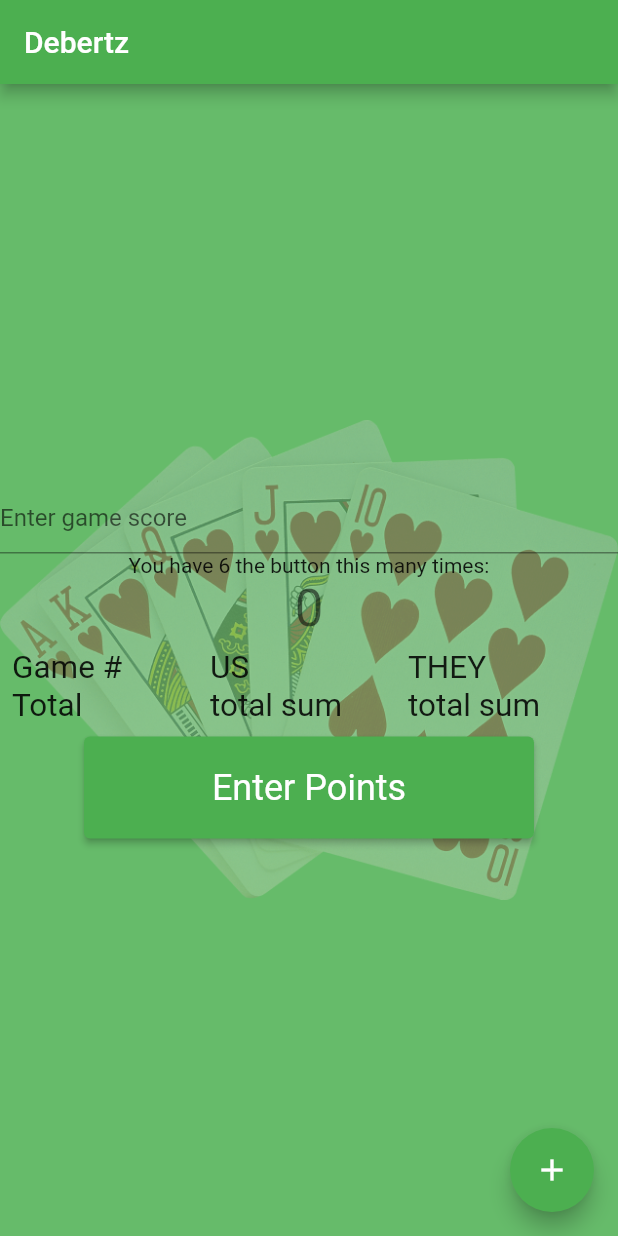
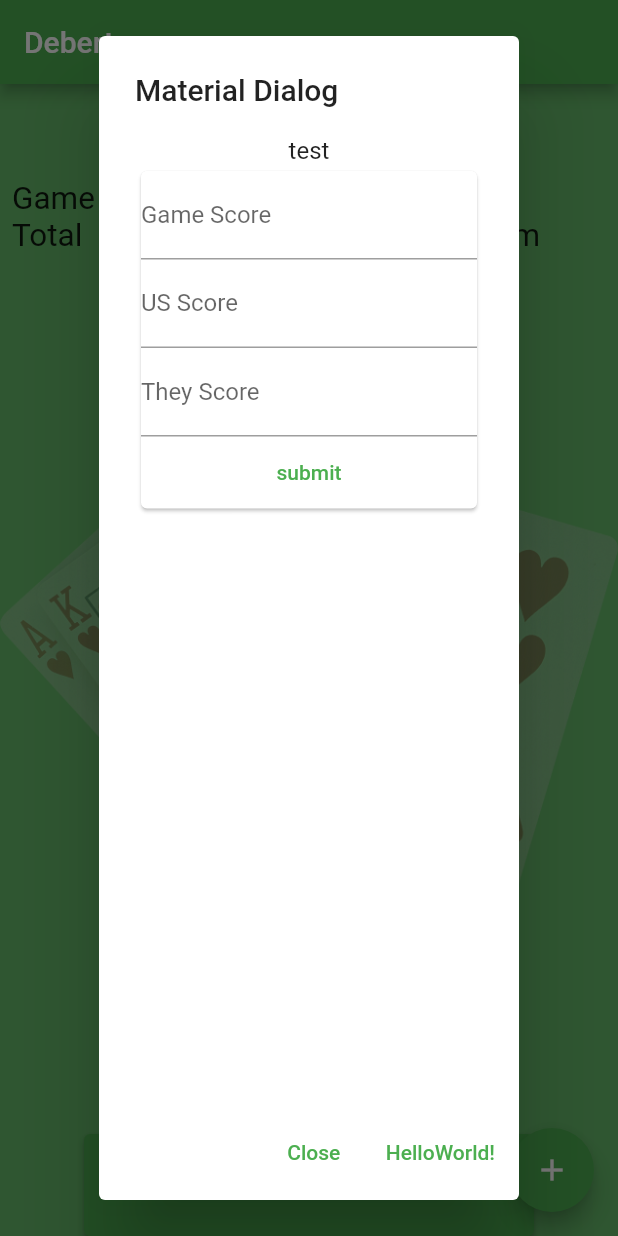
Before and after one commit to R1sus/debertz-app, a Flutter app: the screen it shows after launch, after a tap on "Enter Points", on a phone screen of 412 x 824 dp. Run offline on Flutter 3.47's test engine with Material 2 defaults, Android fonts, the phone set to English and light mode, and no system bars.

Commit message:
Add user inputs

```diff
--- a/lib/main.dart
+++ b/lib/main.dart
@@ -1,13 +1,5 @@
 import 'package:flutter/material.dart';
-
-
-// Games = Game[]
-// CurrentGame = Game;
-// type Game = {
-//    gameType: number;
-//    usScore: number;
-//    theyScore: number;
-// }
+import 'dart:async';
 
 void main() {
   runApp(const MyApp());
@@ -60,6 +52,126 @@ class MyApp extends StatelessWidget {
   }
 }
 
+class Game {
+  int gameType;
+  int usScore;
+  int theyScore;
+
+  Game({this.gameType = 162, this.usScore = 0, this.theyScore = 0});
+}
+
+class UserInput extends StatefulWidget {
+  const UserInput({Key? key}) : super(key: key);
+
+  @override
+  _UserInputState createState() => _UserInputState();
+}
+
+
+class _UserInputState extends State<UserInput> {
+  late int gameTypeInput;
+  late int usScoreInput;
+  late int theyScoreInput;
+
+  @override
+  Widget build(BuildContext context) {
+    return SingleChildScrollView(
+      child: Card(
+        child: Column(
+          children: <Widget>[
+            TextField(
+              decoration: const InputDecoration(
+                labelText: 'Game Score',
+              ),
+              onChanged: (val) {
+                gameTypeInput = int.parse(val);
+              },
+            ),
+            TextField(
+              decoration: const InputDecoration(
+                labelText: 'US Score',
+              ),
+              onChanged: (val) {
+                usScoreInput = int.parse(val);
+                theyScoreInput = gameTypeInput - int.parse(val); //TODO: should be shown for user
+              },
+            ),
+            TextField(
+              decoration: const InputDecoration(
+                labelText: 'They Score',
+              ),
+              onChanged: (val) {
+                theyScoreInput = int.parse(val);
+              },
+            ),
+            TextButton(
+              child: const Text('submit'),
+              onPressed: () {
+                //TODO: call _dismissDialog() or lift this btn up
+                events.add(Game(
+                    gameType: gameTypeInput,
+                    usScore: usScoreInput,
+                    theyScore: theyScoreInput
+                  )
+                );
+              },
+            ),
+          ],
+        ),
+      ),
+    );
+  }
+}
+
+
+class GamesTable extends StatefulWidget {
+  @override
+  _GamesTableState createState() => _GamesTableState();
+}
+
+StreamController<Game> events = StreamController<Game>();
+
+
+class _GamesTableState extends State<GamesTable> {
+  List<Game> gameNodes = [];
+
+  @override
+  initState() {
+    super.initState();  //TODO check if this nessesary
+    events.stream.listen((data) {
+      gameNodes.add(data);
+      setState(() {});
+    });
+  }
+
+  @override
+  Widget build(BuildContext context) {
+    return SingleChildScrollView(
+      child: Column(
+        children: gameNodes.map((node) {
+          return Card(
+              child: Row(
+                mainAxisAlignment: MainAxisAlignment.spaceEvenly,
+                children: [
+                  Column(children: [
+                    // TODO: get game index and increment it
+                    Text(gameNodes.indexOf(node).toString(), style: const TextStyle(color: Colors.green))
+                  ]),
+                  Column(children: [
+                      Text(node.usScore.toString())
+                  ]),
+                  Column(children: [
+                    Text(node.theyScore.toString())
+                  ]),
+                ],
+              ),
+          );
+        }).toList(),
+      ),
+    );
+  }
+}
+
 class MyHomePage extends StatefulWidget {
   const MyHomePage({Key? key, required this.title}) : super(key: key);
 
@@ -78,31 +190,8 @@ class MyHomePage extends StatefulWidget {
   State<MyHomePage> createState() => _MyHomePageState();
 }
 
-class Game {
-  int gameType;
-  int usScore;
-  int theyScore;
-
-  Game({this.gameType = 162, this.usScore = 0, this.theyScore = 0});
-}
-
 class _MyHomePageState extends State<MyHomePage> {
   int _counter = 0;
-  // List<Game> _gamesArr = [];
-  final currentGame = Game();
-
-
-  void _currentGameChange() {
-    setState(() {
-      // currentGame =
-    });
-  }
-
-  void _addGame(game) {
-    setState(() {
-      // _gamesArr = _gamesArr.push(game);
-    });
-  }
 
   void _incrementCounter() {
     setState(() {
@@ -156,22 +245,6 @@ class _MyHomePageState extends State<MyHomePage> {
           // horizontal).
           mainAxisAlignment: MainAxisAlignment.center,
           children: <Widget>[
-            TextFormField(
-              keyboardType: TextInputType.number,
-              onChanged: (text) {
-                currentGame.gameType = text as int;
-                // print('First text field: $text');
-              },
-              decoration: const InputDecoration(
-                hintText: 'Enter game score',
-              ),
-              validator: (String? value) {
-                if (value == null || value.isEmpty) {
-                  return 'Please enter some text';
-                }
-                return null;
-              },
-            ),
             const Text(
               'You have 6 the button this many times:',
             ),
@@ -203,17 +276,17 @@ class _MyHomePageState extends State<MyHomePage> {
                 ],
               ),
             ),
+            Expanded(flex: 1, child: GamesTable()),
             Align(
               alignment: Alignment.bottomCenter,
               child: SizedBox(
                 width: 300,
                 child: ElevatedButton(
                   style: ButtonStyle(
-                    // backgroundColor: MaterialStateProperty.all(Colors.white),
                     padding: MaterialStateProperty.all(const EdgeInsets.all(10)),
                     textStyle: MaterialStateProperty.all(const TextStyle(fontSize: 24, color: Colors.green))
                   ),
-                  onPressed: () {},
+                  onPressed: _showMaterialDialog,
                   child: const Padding(
                     padding: EdgeInsets.all(10.0),
                     child: Text('Enter Points'),
@@ -231,4 +304,41 @@ class _MyHomePageState extends State<MyHomePage> {
       ), // This trailing comma makes auto-formatting nicer for build methods.
     );
   }
+
+
+void _showMaterialDialog() {
+    showDialog(
+        context: context,
+        builder: (context) {
+          return AlertDialog(
+            title: const Text('Material Dialog'),
+            content: Column(
+              children: const <Widget>[
+                 Text(
+                    'test',
+                  ),
+                Expanded(flex: 1, child: UserInput()),
+              ],
+            ),
+            actions: <Widget>[
+              TextButton(
+                  onPressed: () {
+                    _dismissDialog();
+                  },
+                  child: const Text('Close')),
+              TextButton(
+                onPressed: () {
+                  print('HelloWorld!');
+                  _dismissDialog();
+                },
+                child: const Text('HelloWorld!'),
+              )
+            ],
+          );
+        });
+  }
+
+  _dismissDialog() {
+    Navigator.pop(context);
+  }
 }
```
Also changed, not shown: lib/dialog.dart (added).
